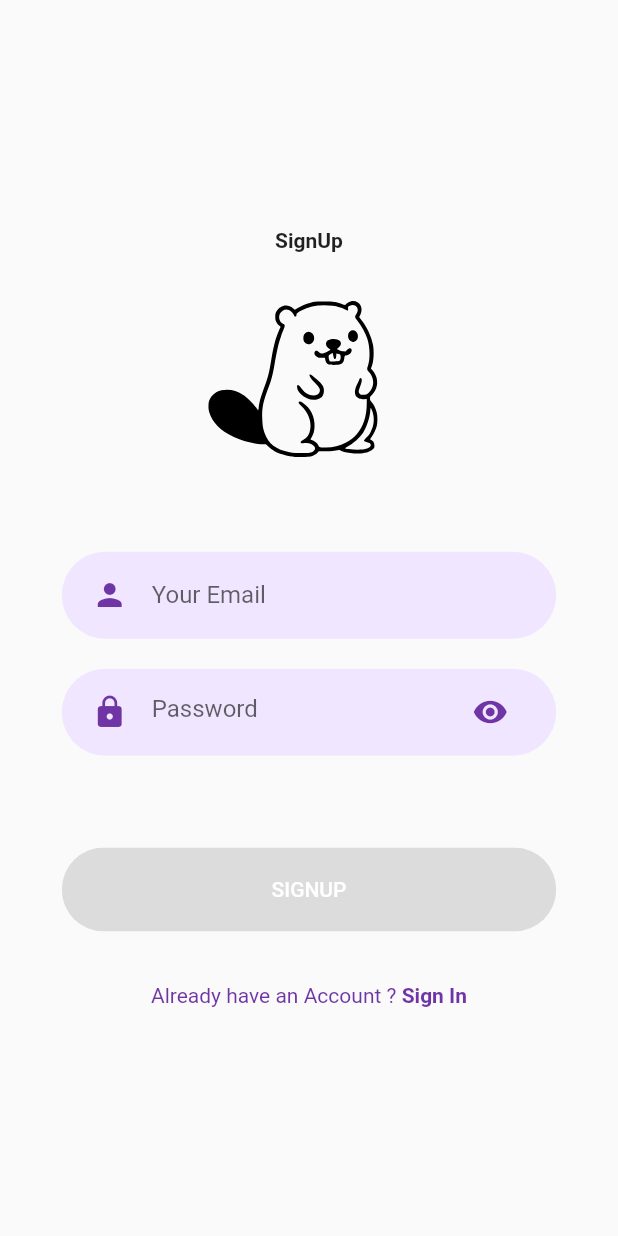
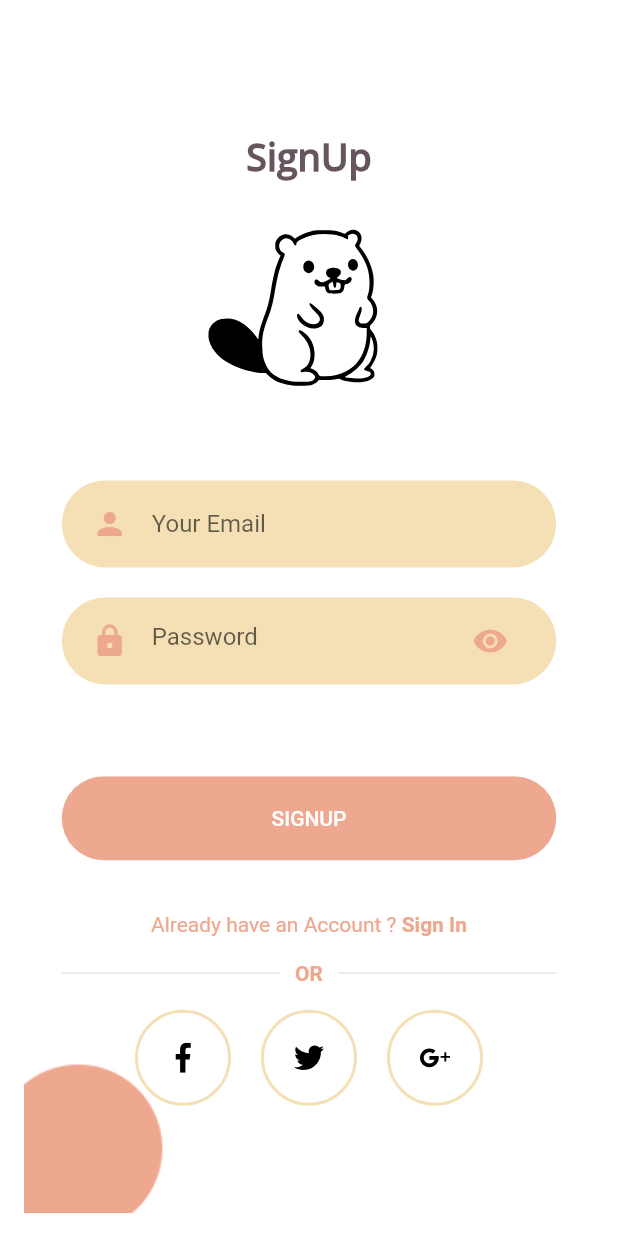
Before and after one commit to hr05940/ledgrr, a Flutter app: the SigninScreen screen opened directly, on a phone screen of 412 x 824 dp. Run offline on Flutter 3.47's test engine with Material 2 defaults, Android fonts, the phone set to English and light mode, and no system bars; our stand-ins replace flutter_svg.

Commit message:
best i can do is not grey button

```diff
--- a/ledgrr/lib/Screens/login/components/background.dart
+++ b/ledgrr/lib/Screens/login/components/background.dart
@@ -28,8 +28,8 @@ class Background extends StatelessWidget {
           //   bottom: 0,
           //   left: 0,
           //   child: Image.asset(
-          //     "",
-          //     width: size.width * 0.2,
+          //     "assets/icons/log.png",
+          //     width: size.width * 0.37,
           //   ),
           // ),
           child,
--- a/ledgrr/lib/Screens/login/components/body.dart
+++ b/ledgrr/lib/Screens/login/components/body.dart
@@ -1,5 +1,6 @@
 import 'package:flutter/material.dart';
 import 'package:flutter_svg/flutter_svg.dart';
+import 'package:ledgrr/Screens/dashboard/dashboard.dart';
 import 'package:ledgrr/Screens/login/components/background.dart';
 import 'package:ledgrr/Screens/login/login.dart';
 import 'package:ledgrr/Screens/signin/signin.dart';
@@ -14,12 +15,17 @@ class Body extends StatelessWidget {
   Widget build(BuildContext context) {
     Size size = MediaQuery.of(context).size;
     return Background(
+        child: SingleChildScrollView(
       child: Column(
         mainAxisAlignment: MainAxisAlignment.center,
         children: <Widget>[
           Text(
             "Welcome",
-          style: TextStyle(fontWeight: FontWeight.bold),
+            style: TextStyle(
+                fontWeight: FontWeight.bold,
+                fontFamily: 'Open Sans M',
+                fontSize: 25,
+                color: Color.fromRGBO(102, 85, 95, 1)),
           ),
           SvgPicture.asset(
             "assets/icons/login.svg",
@@ -37,30 +43,43 @@ class Body extends StatelessWidget {
           RoundedButton(
             text: "LOGIN",
             press: () {
+              Navigator.of(context).push(
+                  MaterialPageRoute(builder: (context) => const Dashboard()));
               // Navigator.push(
               //   context,
               //   MaterialPageRoute(
               //     builder: (context) {
-            //       return LoginScreen();
+              //       return Dashboard();
               //     },
               //   ),
               // );
             },
           ),
+          // SizedBox(height: size.height * 0.03),
+          // Row(
+          //   mainAxisAlignment: MainAxisAlignment.center,
+          //   children: <Widget>[
+          //     Text("Forgot Password?"),
+          //     GestureDetector(
+          //       onTap: () {},
+          //     )
+          //   ],
+          // ),
           SizedBox(height: size.height * 0.03),
           AlreadyHaveAnAccountCheck(
             press: () {
-            // Navigator.push(
-            //   context,
-            //   MaterialPageRoute(
-            //     builder: (context) {
-            //       return SigninScreen();
-            //     },
-            //   ),
-            // );
+              Navigator.push(
+                context,
+                MaterialPageRoute(
+                  builder: (context) {
+                    return SigninScreen();
+                  },
+                ),
+              );
             },
           ),
         ],
+      ),
     ));
   }
 }
--- a/ledgrr/lib/Screens/signin/components/background.dart
+++ b/ledgrr/lib/Screens/signin/components/background.dart
@@ -24,14 +24,14 @@ class Background extends StatelessWidget {
           //     width: size.width * 0.3,
           //   ),
           // ),
-          // Positioned(
-          //   bottom: 0,
-          //   left: 0,
-          //   child: Image.asset(
-          //     "",
-          //     width: size.width * 0.2,
-          //   ),
-          // ),
+          Positioned(
+            bottom: 0,
+            left: 0,
+            child: Image.asset(
+              "assets/icons/log.png",
+              width: size.width * 0.37,
+            ),
+          ),
           child,
         ],
       ),
--- a/ledgrr/lib/Screens/signin/components/body.dart
+++ b/ledgrr/lib/Screens/signin/components/body.dart
@@ -2,6 +2,8 @@ import 'package:flutter/material.dart';
 import 'package:flutter_svg/flutter_svg.dart';
 import 'package:ledgrr/Screens/login/login.dart';
 import 'package:ledgrr/Screens/signin/components/background.dart';
+import 'package:ledgrr/Screens/signin/components/or_divider.dart';
+import 'package:ledgrr/Screens/signin/components/social_icon.dart';
 import 'package:ledgrr/components/AccountCheck.dart';
 import 'package:ledgrr/components/roundbutton.dart';
 import 'package:ledgrr/components/roundinputfield.dart';
@@ -12,12 +14,16 @@ class Body extends StatelessWidget {
   Widget build(BuildContext context) {
     Size size = MediaQuery.of(context).size;
     return Background(
-        child: Column(
-            mainAxisAlignment: MainAxisAlignment.center,
-            children: <Widget>[
+      child: Column(
+        mainAxisAlignment: MainAxisAlignment.center,
+        children: <Widget>[
           Text(
             "SignUp",
-            style: TextStyle(fontWeight: FontWeight.bold),
+            style: TextStyle(
+                fontWeight: FontWeight.bold,
+                fontFamily: 'Open Sans M',
+                fontSize: 25,
+                color: Color.fromRGBO(102, 85, 95, 1)),
           ),
           SvgPicture.asset(
             "assets/icons/login.svg",
@@ -59,6 +65,26 @@ class Body extends StatelessWidget {
               // );
             },
           ),
-        ]));
+          OrDivider(),
+          Row(
+            mainAxisAlignment: MainAxisAlignment.center,
+            children: <Widget>[
+              SocalIcon(
+                iconSrc: "assets/icons/facebook.svg",
+                press: () {},
+              ),
+              SocalIcon(
+                iconSrc: "assets/icons/twitter.svg",
+                press: () {},
+              ),
+              SocalIcon(
+                iconSrc: "assets/icons/google-plus.svg",
+                press: () {},
+              ),
+            ],
+          )
+        ],
+      ),
+    );
   }
 }
--- /dev/null
+++ b/ledgrr/lib/Screens/signin/components/or_divider.dart
@@ -0,0 +1,38 @@
+import 'package:flutter/material.dart';
+import 'package:ledgrr/constraints.dart';
+
+class OrDivider extends StatelessWidget {
+  @override
+  Widget build(BuildContext context) {
+    Size size = MediaQuery.of(context).size;
+    return Container(
+      margin: EdgeInsets.symmetric(vertical: size.height * 0.02),
+      width: size.width * 0.8,
+      child: Row(
+        children: <Widget>[
+          buildDivider(),
+          Padding(
+            padding: const EdgeInsets.symmetric(horizontal: 10),
+            child: Text(
+              "OR",
+              style: TextStyle(
+                color: kPrimaryColor,
+                fontWeight: FontWeight.w600,
+              ),
+            ),
+          ),
+          buildDivider(),
+        ],
+      ),
+    );
+  }
+
+  Expanded buildDivider() {
+    return Expanded(
+      child: Divider(
+        color: Color(0xFFD9D9D9),
+        height: 1.5,
+      ),
+    );
+  }
+}
--- /dev/null
+++ b/ledgrr/lib/Screens/signin/components/social_icon.dart
@@ -0,0 +1,36 @@
+import 'package:flutter/material.dart';
+import 'package:ledgrr/constraints.dart';
+import 'package:flutter_svg/flutter_svg.dart';
+
+class SocalIcon extends StatelessWidget {
+  final String iconSrc;
+  final Function press;
+  const SocalIcon({
+    Key? key,
+    required this.iconSrc,
+    required this.press,
+  }) : super(key: key);
+
+  @override
+  Widget build(BuildContext context) {
+    return GestureDetector(
+      onTap: press(),
+      child: Container(
+        margin: EdgeInsets.symmetric(horizontal: 10),
+        padding: EdgeInsets.all(20),
+        decoration: BoxDecoration(
+          border: Border.all(
+            width: 2,
+            color: kPrimaryLightColor,
+          ),
+          shape: BoxShape.circle,
+        ),
+        child: SvgPicture.asset(
+          iconSrc,
+          height: 20,
+          width: 20,
+        ),
+      ),
+    );
+  }
+}
--- a/ledgrr/lib/components/AccountCheck.dart
+++ b/ledgrr/lib/components/AccountCheck.dart
@@ -20,7 +20,9 @@ class AlreadyHaveAnAccountCheck extends StatelessWidget {
           style: TextStyle(color: kPrimaryColor),
         ),
         GestureDetector(
-          onTap: press(),
+          onTap: () {
+            press;
+          },
           child: Text(
             login ? "Sign Up" : "Sign In",
             style: TextStyle(
--- a/ledgrr/lib/components/roundbutton.dart
+++ b/ledgrr/lib/components/roundbutton.dart
@@ -35,7 +35,9 @@ class RoundedButton extends StatelessWidget {
         text,
         style: TextStyle(color: textColor),
       ),
-      onPressed: press(),
+      onPressed: () {
+        press;
+      },
       style: ElevatedButton.styleFrom(
           primary: color,
           padding: EdgeInsets.symmetric(horizontal: 40, vertical: 20),
--- a/ledgrr/lib/constraints.dart
+++ b/ledgrr/lib/constraints.dart
@@ -1,4 +1,4 @@
 import 'package:flutter/material.dart';
 
-const kPrimaryColor = Color(0xFF6F35A5);
-const kPrimaryLightColor = Color(0xFFF1E6FF);
+const kPrimaryColor = Color(0xFFEEA88F);
+const kPrimaryLightColor = Color(0xFFF5E0B5);
--- a/ledgrr/lib/main.dart
+++ b/ledgrr/lib/main.dart
@@ -1,5 +1,6 @@
 import 'package:flutter/material.dart';
 import 'package:ledgrr/Screens/login/login.dart';
+import 'package:ledgrr/Screens/signin/signin.dart';
 import 'package:ledgrr/constraints.dart';
 import 'package:ledgrr/components/size_config.dart';
 import 'package:ledgrr/Screens/dashboard/dashboard.dart';
@@ -16,11 +17,12 @@ class MyApp extends StatelessWidget {
   Widget build(BuildContext context) {
     return MaterialApp(
       debugShowCheckedModeBanner: false,
-      // title: 'Flutter Demo',
-      // theme: ThemeData(
-      //     primaryColor: kPrimaryColor, scaffoldBackgroundColor: Colors.white),
-      // home: LoginScreen(),
-      home: Dashboard(),
+      title: 'Flutter Demo',
+      theme: ThemeData(
+          primaryColor: kPrimaryColor, scaffoldBackgroundColor: Colors.white),
+      home: LoginScreen(),
+      // home: SigninScreen()
+      // home: Dashboard(),
     );
   }
 }
```
Also changed, not shown: ledgrr/assets/icons/facebook.svg (added), ledgrr/assets/icons/google-plus.svg (added), ledgrr/assets/icons/log.png (added), ledgrr/assets/icons/log.svg (added), ledgrr/assets/icons/twitter.svg (added). Lines whose indentation alone changed are shown as unchanged.
